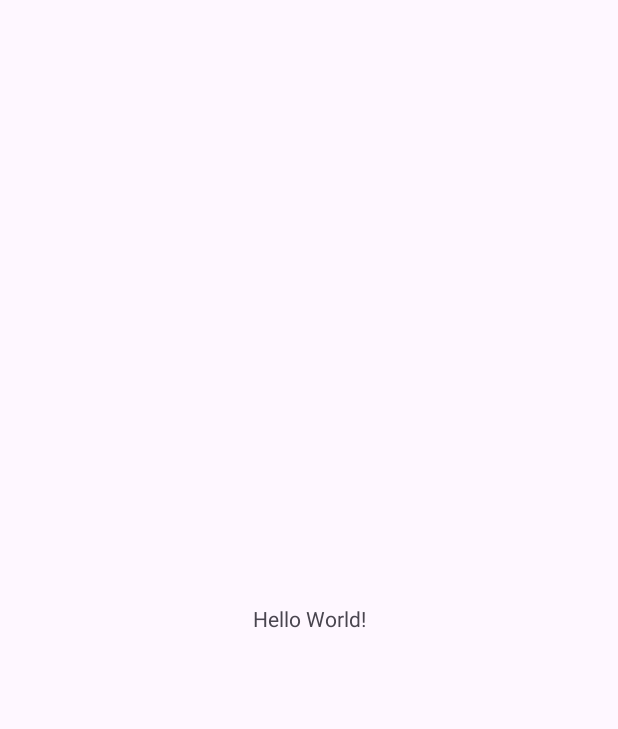
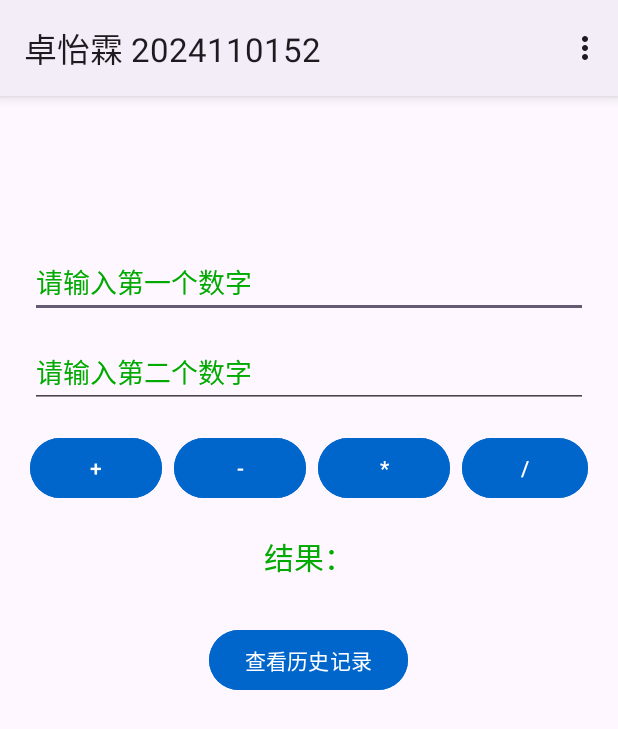
Before and after one commit to seven3420/zhuoyilin_program, an Android app: the screen it shows after launch (MainActivity), on a phone screen of 412 x 824 dp. Before the commit the part shown is almost empty. Shown: the top 729 px of the screen. Run offline under Robolectric (Android 15) with nearby library versions, the phone set to English and light mode, and no system bars.

Commit message:
计算器项目：支持加减乘除+历史记录

```diff
--- /dev/null
+++ b/app/src/main/java/cn/edu/sicnu/cs/stu/zhuoyilin/zhuoyilin_program/HistoryBean.kt
@@ -0,0 +1,3 @@
+package cn.edu.sicnu.cs.stu.zhuoyilin.zhuoyilin_program
+
+data class HistoryBean(val record: String)
--- a/app/src/main/java/cn/edu/sicnu/cs/stu/zhuoyilin/zhuoyilin_program/MainActivity.kt
+++ b/app/src/main/java/cn/edu/sicnu/cs/stu/zhuoyilin/zhuoyilin_program/MainActivity.kt
@@ -1,20 +1,99 @@
 package cn.edu.sicnu.cs.stu.zhuoyilin.zhuoyilin_program
 
+import android.content.Intent
 import android.os.Bundle
-import androidx.activity.enableEdgeToEdge
+import android.view.Menu
+import android.view.MenuItem
+import android.widget.Button
+import android.widget.EditText
+import android.widget.TextView
+import android.widget.Toast
 import androidx.appcompat.app.AppCompatActivity
-import androidx.core.view.ViewCompat
-import androidx.core.view.WindowInsetsCompat
+import java.util.ArrayList
 
 class MainActivity : AppCompatActivity() {
+    private lateinit var etNum1: EditText
+    private lateinit var etNum2: EditText
+    private lateinit var tvResult: TextView
+    private val calculator = Calculator()
+
+    companion object {
+        val historyList = ArrayList<HistoryBean>()
+    }
+
     override fun onCreate(savedInstanceState: Bundle?) {
         super.onCreate(savedInstanceState)
-        enableEdgeToEdge()
         setContentView(R.layout.activity_main)
-        ViewCompat.setOnApplyWindowInsetsListener(findViewById(R.id.main)) { v, insets ->
-            val systemBars = insets.getInsets(WindowInsetsCompat.Type.systemBars())
-            v.setPadding(systemBars.left, systemBars.top, systemBars.right, systemBars.bottom)
-            insets
+        title = "卓怡霖 2024110152"
+
+        supportActionBar?.elevation = 8f
+        etNum1 = findViewById(R.id.et_num1)
+        etNum2 = findViewById(R.id.et_num2)
+        tvResult = findViewById(R.id.tv_result)
+
+        val btnAdd: Button = findViewById(R.id.btn_add)
+        val btnSub: Button = findViewById(R.id.btn_sub)
+        val btnMul: Button = findViewById(R.id.btn_mul)
+        val btnDiv: Button = findViewById(R.id.btn_div)
+        // 新增：查看历史按钮
+        val btnGoHistory: Button = findViewById(R.id.btn_go_history)
+
+        btnAdd.setOnClickListener { calc("+") }
+        btnSub.setOnClickListener { calc("-") }
+        btnMul.setOnClickListener { calc("*") }
+        btnDiv.setOnClickListener { calc("/") }
+        // 按钮点击跳转历史页面
+        btnGoHistory.setOnClickListener {
+            val intent = Intent(this, HistoryActivity::class.java)
+            startActivity(intent)
         }
     }
+
+    private fun calc(op: String) {
+        val s1 = etNum1.text.toString().trim()
+        val s2 = etNum2.text.toString().trim()
+        if (s1.isEmpty() || s2.isEmpty()) {
+            Toast.makeText(this, "请输入两个数字！", Toast.LENGTH_SHORT).show()
+            return
+        }
+        val n1: Double
+        val n2: Double
+        try {
+            n1 = s1.toDouble()
+            n2 = s2.toDouble()
+        } catch (e: Exception) {
+            Toast.makeText(this, "数字格式错误！", Toast.LENGTH_SHORT).show()
+            return
+        }
+        var record: String
+        try {
+            val res = when (op) {
+                "+" -> calculator.add(n1, n2)
+                "-" -> calculator.sub(n1, n2)
+                "*" -> calculator.mul(n1, n2)
+                "/" -> calculator.div(n1, n2)
+                else -> 0.0
+            }
+            record = "$n1 $op $n2 = $res"
+            tvResult.text = "结果：$res"
+        } catch (e: ArithmeticException) {
+            record = "$n1 / $n2 = 错误：除数不能为0"
+            tvResult.text = record
+        }
+        historyList.add(HistoryBean(record))
+    }
+
+    override fun onCreateOptionsMenu(menu: Menu): Boolean {
+        menuInflater.inflate(R.menu.menu_main, menu)
+        return true
+    }
+
+    override fun onOptionsItemSelected(item: MenuItem): Boolean {
+        if (item.itemId == R.id.menu_history) {
+            val intent = Intent(this, HistoryActivity::class.java)
+            startActivity(intent)
+            return true
+        }
+        return super.onOptionsItemSelected(item)
+    }
 }
--- a/app/src/main/res/layout/activity_main.xml
+++ b/app/src/main/res/layout/activity_main.xml
@@ -1,19 +1,104 @@
 <?xml version="1.0" encoding="utf-8"?>
-<androidx.constraintlayout.widget.ConstraintLayout xmlns:android="http://schemas.android.com/apk/res/android"
-    xmlns:app="http://schemas.android.com/apk/res-auto"
-    xmlns:tools="http://schemas.android.com/tools"
-    android:id="@+id/main"
+<ScrollView xmlns:android="http://schemas.android.com/apk/res/android"
     android:layout_width="match_parent"
     android:layout_height="match_parent"
-    tools:context=".MainActivity">
+    android:fillViewport="true">
 
-    <TextView
-        android:layout_width="wrap_content"
+    <LinearLayout
+        android:layout_width="match_parent"
         android:layout_height="wrap_content"
-        android:text="Hello World!"
-        app:layout_constraintBottom_toBottomOf="parent"
-        app:layout_constraintEnd_toEndOf="parent"
-        app:layout_constraintStart_toStartOf="parent"
-        app:layout_constraintTop_toTopOf="parent" />
+        android:orientation="vertical"
+        android:padding="20dp"
+        android:gravity="center_horizontal">
 
-</androidx.constraintlayout.widget.ConstraintLayout>
+        <View
+            android:layout_width="match_parent"
+            android:layout_height="60dp"/>
+
+        <EditText
+            android:id="@+id/et_num1"
+            android:layout_width="match_parent"
+            android:layout_height="wrap_content"
+            android:hint="请输入第一个数字"
+            android:textColor="@color/green_text"
+            android:textColorHint="@color/green_text"
+            android:inputType="numberDecimal"
+            android:layout_marginTop="20dp"/>
+
+        <EditText
+            android:id="@+id/et_num2"
+            android:layout_width="match_parent"
+            android:layout_height="wrap_content"
+            android:hint="请输入第二个数字"
+            android:textColor="@color/green_text"
+            android:textColorHint="@color/green_text"
+            android:inputType="numberDecimal"
+            android:layout_marginTop="12dp"/>
+
+        <LinearLayout
+            android:layout_width="match_parent"
+            android:layout_height="wrap_content"
+            android:orientation="horizontal"
+            android:layout_marginTop="16dp"
+            android:gravity="center">
+
+            <Button
+                android:id="@+id/btn_add"
+                android:layout_width="wrap_content"
+                android:layout_height="wrap_content"
+                android:text="+"
+                android:textColor="@color/white"
+                android:backgroundTint="@color/blue_button"/>
+
+            <Button
+                android:id="@+id/btn_sub"
+                android:layout_width="wrap_content"
+                android:layout_height="wrap_content"
+                android:text="-"
+                android:textColor="@color/white"
+                android:backgroundTint="@color/blue_button"
+                android:layout_marginStart="8dp"/>
+
+            <Button
+                android:id="@+id/btn_mul"
+                android:layout_width="wrap_content"
+                android:layout_height="wrap_content"
+                android:text="*"
+                android:textColor="@color/white"
+                android:backgroundTint="@color/blue_button"
+                android:layout_marginStart="8dp"/>
+
+            <Button
+                android:id="@+id/btn_div"
+                android:layout_width="wrap_content"
+                android:layout_height="wrap_content"
+                android:text="/"
+                android:textColor="@color/white"
+                android:backgroundTint="@color/blue_button"
+                android:layout_marginStart="8dp"/>
+        </LinearLayout>
+
+        <TextView
+            android:id="@+id/tv_result"
+            android:layout_width="wrap_content"
+            android:layout_height="wrap_content"
+            android:text="结果："
+            android:textColor="@color/green_text"
+            android:textSize="20sp"
+            android:layout_marginTop="20dp"/>
+
+        <Button
+            android:id="@+id/btn_go_history"
+            android:layout_width="wrap_content"
+            android:layout_height="wrap_content"
+            android:text="查看历史记录"
+            android:textColor="@color/white"
+            android:backgroundTint="@color/blue_button"
+            android:layout_marginTop="30dp"/>
+
+        <View
+            android:layout_width="match_parent"
+            android:layout_height="40dp"/>
+
+    </LinearLayout>
+</ScrollView>
--- /dev/null
+++ b/app/src/main/res/menu/menu_main.xml
@@ -0,0 +1,6 @@
+<?xml version="1.0" encoding="utf-8"?>
+<menu xmlns:android="http://schemas.android.com/apk/res/android">
+    <item
+        android:id="@+id/menu_history"
+        android:title="历史记录"/>
+</menu>
--- a/app/src/main/res/values/colors.xml
+++ b/app/src/main/res/values/colors.xml
@@ -1,5 +1,13 @@
 <?xml version="1.0" encoding="utf-8"?>
 <resources>
+    <color name="purple_200">#FFBB86FC</color>
+    <color name="purple_500">#FF6200EE</color>
+    <color name="purple_700">#FF3700B3</color>
+    <color name="teal_200">#FF03DAC5</color>
+    <color name="teal_700">#FF018786</color>
     <color name="black">#FF000000</color>
     <color name="white">#FFFFFFFF</color>
+
+    <color name="green_text">#00AA00</color>
+    <color name="blue_button">#0066CC</color>
 </resources>
--- a/app/src/main/res/values/strings.xml
+++ b/app/src/main/res/values/strings.xml
@@ -1,3 +1,3 @@
 <resources>
-    <string name="app_name">zhuoyilin-program</string>
+    <string name="app_name">卓怡霖 2024110152</string>
 </resources>
--- a/app/src/main/res/values/themes.xml
+++ b/app/src/main/res/values/themes.xml
@@ -1,9 +1,10 @@
 <resources xmlns:tools="http://schemas.android.com/tools">
     <!-- Base application theme. -->
-    <style name="Base.Theme.Zhuoyilinprogram" parent="Theme.Material3.DayNight.NoActionBar">
+    <style name="Base.Theme.Zhuoyilinprogram" parent="Theme.Material3.DayNight">
         <!-- Customize your light theme here. -->
         <!-- <item name="colorPrimary">@color/my_light_primary</item> -->
     </style>
 
     <style name="Theme.Zhuoyilinprogram" parent="Base.Theme.Zhuoyilinprogram" />
+
 </resources>
```
Also changed, not shown: app/build.gradle.kts (+5 -6 lines), app/src/main/AndroidManifest.xml (+3 -5 lines), app/src/main/java/cn/edu/sicnu/cs/stu/zhuoyilin/zhuoyilin_program/Calculator.kt (added, +19 -0 lines), app/src/main/java/cn/edu/sicnu/cs/stu/zhuoyilin/zhuoyilin_program/HistoryActivity.kt (added, +25 -0 lines), app/src/main/java/cn/edu/sicnu/cs/stu/zhuoyilin/zhuoyilin_program/HistoryAdapter.kt (added, +26 -0 lines), app/src/main/res/layout/activity_history.xml (added, +38 -0 lines), app/src/main/res/layout/item_history.xml (added, +14 -0 lines).
